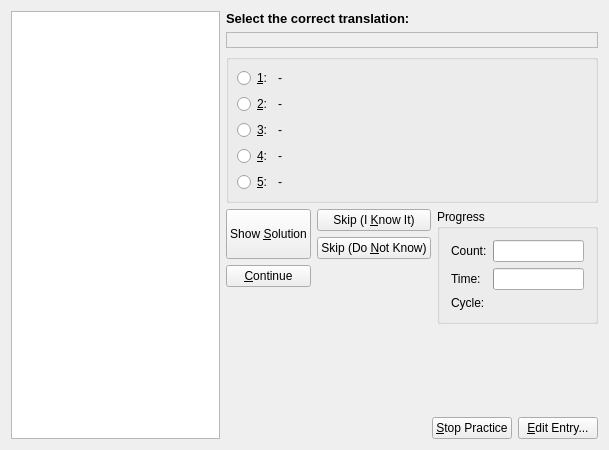
Above: src/practice/MCQueryDlgForm.ui from KDE/parley before the change. Below: the same form after it.
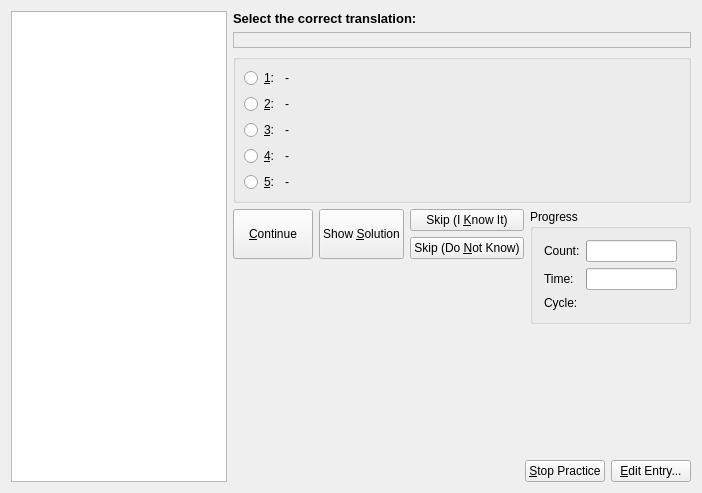
That is the form after the change.

Commit message: Make the continue button slightly bigger and centered. Still not that great...

The edit to the form file:
```diff
--- a/src/practice/MCQueryDlgForm.ui
+++ b/src/practice/MCQueryDlgForm.ui
@@ -6,8 +6,8 @@
    <rect>
     <x>0</x>
     <y>0</y>
-    <width>609</width>
-    <height>450</height>
+    <width>702</width>
+    <height>493</height>
    </rect>
   </property>
   <layout class="QHBoxLayout" >
@@ -230,59 +230,25 @@
       </widget>
      </item>
      <item>
+      <layout class="QHBoxLayout" >
+       <item>
+        <layout class="QVBoxLayout" >
+         <item>
       <layout class="QGridLayout" >
-       <property name="leftMargin" >
-        <number>0</number>
-       </property>
-       <property name="topMargin" >
-        <number>0</number>
-       </property>
-       <property name="rightMargin" >
-        <number>0</number>
-       </property>
-       <property name="bottomMargin" >
-        <number>0</number>
-       </property>
-       <property name="horizontalSpacing" >
-        <number>6</number>
-       </property>
-       <property name="verticalSpacing" >
-        <number>6</number>
-       </property>
-       <item row="0" column="0" >
-        <layout class="QGridLayout" >
-         <property name="leftMargin" >
-          <number>0</number>
-         </property>
-         <property name="topMargin" >
-          <number>0</number>
-         </property>
-         <property name="rightMargin" >
-          <number>0</number>
-         </property>
-         <property name="bottomMargin" >
-          <number>0</number>
-         </property>
-         <property name="horizontalSpacing" >
-          <number>6</number>
-         </property>
-         <property name="verticalSpacing" >
-          <number>6</number>
-         </property>
-         <item row="1" column="1" >
-          <widget class="QPushButton" name="dont_know" >
-           <property name="sizePolicy" >
-            <sizepolicy vsizetype="Minimum" hsizetype="Minimum" >
-             <horstretch>0</horstretch>
-             <verstretch>0</verstretch>
-            </sizepolicy>
-           </property>
-           <property name="text" >
-            <string>Skip (Do &amp;Not Know)</string>
-           </property>
-          </widget>
-         </item>
          <item rowspan="2" row="0" column="0" >
+            <widget class="QPushButton" name="continueButton" >
+             <property name="sizePolicy" >
+              <sizepolicy vsizetype="Expanding" hsizetype="Expanding" >
+               <horstretch>0</horstretch>
+               <verstretch>0</verstretch>
+              </sizepolicy>
+             </property>
+             <property name="text" >
+              <string>&amp;Continue</string>
+             </property>
+            </widget>
+           </item>
+           <item rowspan="2" row="0" column="1" >
           <widget class="QPushButton" name="show_all" >
            <property name="sizePolicy" >
             <sizepolicy vsizetype="Minimum" hsizetype="Minimum" >
@@ -295,7 +261,7 @@
            </property>
           </widget>
          </item>
-         <item row="0" column="1" >
+           <item row="0" column="2" >
           <widget class="QPushButton" name="know_it" >
            <property name="sizePolicy" >
             <sizepolicy vsizetype="Minimum" hsizetype="Minimum" >
@@ -308,29 +274,37 @@
            </property>
           </widget>
          </item>
-         <item row="2" column="0" >
-          <widget class="QPushButton" name="continueButton" >
+           <item row="1" column="2" >
+            <widget class="QPushButton" name="dont_know" >
+             <property name="sizePolicy" >
+              <sizepolicy vsizetype="Minimum" hsizetype="Minimum" >
+               <horstretch>0</horstretch>
+               <verstretch>0</verstretch>
+              </sizepolicy>
+             </property>
            <property name="text" >
-            <string>&amp;Continue</string>
+              <string>Skip (Do &amp;Not Know)</string>
            </property>
           </widget>
          </item>
-         <item row="2" column="1" >
+          </layout>
+         </item>
+         <item>
           <spacer>
            <property name="orientation" >
-            <enum>Qt::Horizontal</enum>
+            <enum>Qt::Vertical</enum>
            </property>
            <property name="sizeHint" >
             <size>
-             <width>40</width>
-             <height>20</height>
+             <width>20</width>
+             <height>40</height>
             </size>
            </property>
           </spacer>
          </item>
         </layout>
        </item>
-       <item rowspan="2" row="0" column="1" >
+       <item>
         <widget class="QGroupBox" name="progressgroup" >
          <property name="sizePolicy" >
           <sizepolicy vsizetype="Minimum" hsizetype="Minimum" >
@@ -423,7 +397,9 @@
          </layout>
         </widget>
        </item>
-       <item row="1" column="0" >
+      </layout>
+     </item>
+     <item>
         <widget class="QLabel" name="status" >
          <property name="sizePolicy" >
           <sizepolicy vsizetype="Minimum" hsizetype="Expanding" >
@@ -439,8 +415,6 @@
          </property>
         </widget>
        </item>
-      </layout>
-     </item>
      <item>
       <spacer>
        <property name="orientation" >
@@ -451,8 +425,8 @@
        </property>
        <property name="sizeHint" >
         <size>
-         <width>20</width>
-         <height>0</height>
+         <width>433</width>
+         <height>16</height>
         </size>
        </property>
       </spacer>
```
Lines whose indentation alone changed are shown as unchanged. The commit also changes 1 other file.
